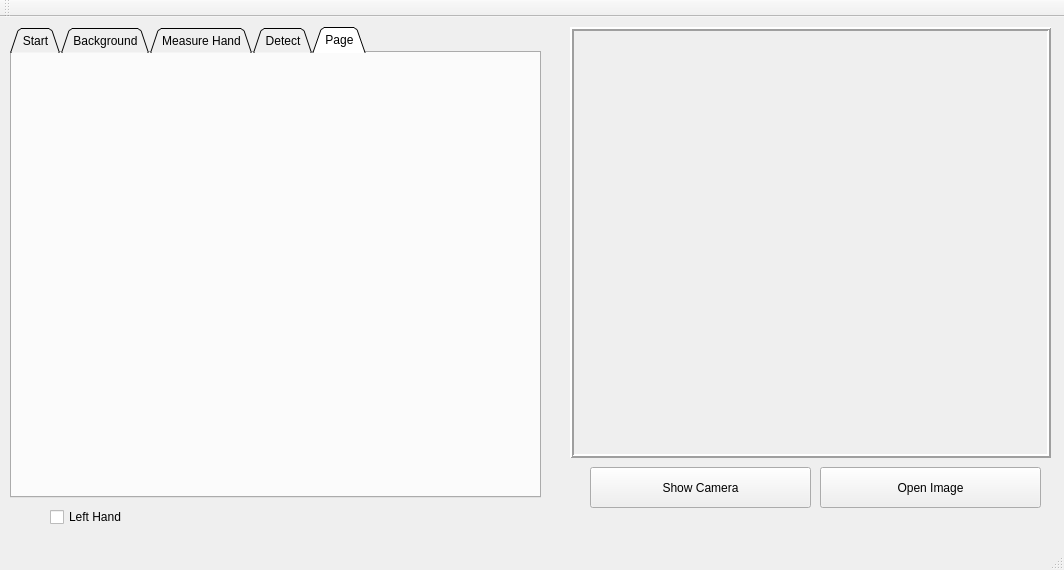
The window that beta/GestureTrainer/forms/mainwindow.ui (on2valhalla/GestureTrainer) describes before a commit, drawn with Qt 5.
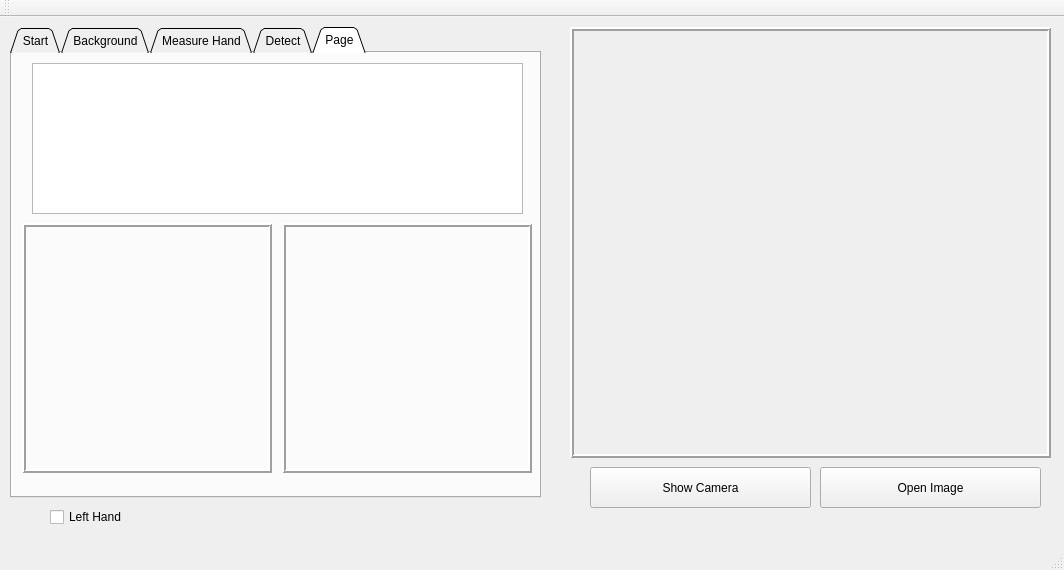
The same window after the commit. The open tabs and pages were chosen to show the change. Icons and pictures are not drawn.

Patch:
```diff
--- a/beta/GestureTrainer/forms/mainwindow.ui
+++ b/beta/GestureTrainer/forms/mainwindow.ui
@@ -710,6 +710,66 @@
      <attribute name="title">
       <string>Page</string>
      </attribute>
+     <widget class="QLabel" name="label_UserHand">
+      <property name="geometry">
+       <rect>
+        <x>270</x>
+        <y>170</y>
+        <width>250</width>
+        <height>250</height>
+       </rect>
+      </property>
+      <property name="frameShape">
+       <enum>QFrame::Box</enum>
+      </property>
+      <property name="frameShadow">
+       <enum>QFrame::Raised</enum>
+      </property>
+      <property name="lineWidth">
+       <number>2</number>
+      </property>
+      <property name="text">
+       <string/>
+      </property>
+     </widget>
+     <widget class="QLabel" name="label_Goal">
+      <property name="geometry">
+       <rect>
+        <x>10</x>
+        <y>170</y>
+        <width>250</width>
+        <height>250</height>
+       </rect>
+      </property>
+      <property name="frameShape">
+       <enum>QFrame::Box</enum>
+      </property>
+      <property name="frameShadow">
+       <enum>QFrame::Raised</enum>
+      </property>
+      <property name="lineWidth">
+       <number>2</number>
+      </property>
+      <property name="text">
+       <string/>
+      </property>
+      <property name="pixmap">
+       <pixmap resource="../res.qrc">:/img/fist.jpg</pixmap>
+      </property>
+      <property name="scaledContents">
+       <bool>true</bool>
+      </property>
+     </widget>
+     <widget class="QTextBrowser" name="feedbackBrowser">
+      <property name="geometry">
+       <rect>
+        <x>20</x>
+        <y>10</y>
+        <width>491</width>
+        <height>151</height>
+       </rect>
+      </property>
+     </widget>
     </widget>
    </widget>
    <widget class="QCheckBox" name="checkBox">
```
Left out of the diff: 4 changed lines with no effect on the pictures.
